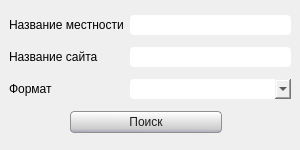
Above: view/SearchForm.ui from AnyaIliyina/geo before the change. Below: the same form after it.
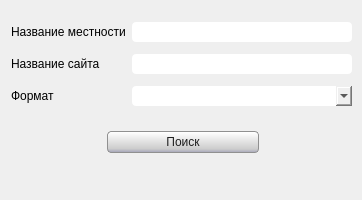
That is the form after the change.

Patch:
```diff
--- a/view/SearchForm.ui
+++ b/view/SearchForm.ui
@@ -6,27 +6,46 @@
    <rect>
     <x>0</x>
     <y>0</y>
-    <width>300</width>
-    <height>150</height>
+    <width>362</width>
+    <height>200</height>
    </rect>
   </property>
   <property name="minimumSize">
    <size>
-    <width>300</width>
-    <height>150</height>
+    <width>362</width>
+    <height>200</height>
    </size>
   </property>
-  <property name="font">
-   <font>
-    <pointsize>9</pointsize>
-   </font>
+  <property name="maximumSize">
+   <size>
+    <width>362</width>
+    <height>200</height>
+   </size>
   </property>
   <property name="windowTitle">
    <string>Поиск</string>
   </property>
   <widget class="QWidget" name="dockWidgetContents">
-   <layout class="QGridLayout" name="gridLayout">
-    <item row="0" column="0" colspan="2">
+   <widget class="QWidget" name="">
+    <property name="geometry">
+     <rect>
+      <x>11</x>
+      <y>10</y>
+      <width>341</width>
+      <height>108</height>
+     </rect>
+    </property>
+    <layout class="QFormLayout" name="formLayout">
+     <property name="verticalSpacing">
+      <number>12</number>
+     </property>
+     <property name="topMargin">
+      <number>12</number>
+     </property>
+     <property name="bottomMargin">
+      <number>12</number>
+     </property>
+     <item row="0" column="0">
      <widget class="QLabel" name="label">
       <property name="font">
        <font>
@@ -38,7 +57,7 @@
       </property>
      </widget>
     </item>
-    <item row="0" column="2">
+     <item row="0" column="1">
      <widget class="QLineEdit" name="textGeo">
       <property name="font">
        <font>
@@ -56,7 +75,7 @@
       </property>
      </widget>
     </item>
-    <item row="1" column="0" colspan="2">
+     <item row="1" column="0">
      <widget class="QLabel" name="label_2">
       <property name="font">
        <font>
@@ -68,7 +87,7 @@
       </property>
      </widget>
     </item>
-    <item row="1" column="2">
+     <item row="1" column="1">
      <widget class="QLineEdit" name="textURL">
       <property name="font">
        <font>
@@ -98,7 +117,7 @@
       </property>
      </widget>
     </item>
-    <item row="2" column="2">
+     <item row="2" column="1">
      <widget class="QComboBox" name="comboBox">
       <property name="font">
        <font>
@@ -135,7 +154,32 @@
       </item>
      </widget>
     </item>
-    <item row="3" column="1" colspan="2">
+    </layout>
+   </widget>
+   <widget class="QWidget" name="">
+    <property name="geometry">
+     <rect>
+      <x>60</x>
+      <y>130</y>
+      <width>246</width>
+      <height>24</height>
+     </rect>
+    </property>
+    <layout class="QHBoxLayout" name="horizontalLayout">
+     <item>
+      <spacer name="horizontalSpacer">
+       <property name="orientation">
+        <enum>Qt::Horizontal</enum>
+       </property>
+       <property name="sizeHint" stdset="0">
+        <size>
+         <width>40</width>
+         <height>20</height>
+        </size>
+       </property>
+      </spacer>
+     </item>
+     <item>
      <widget class="QPushButton" name="btnSearch">
       <property name="palette">
        <palette>
@@ -745,10 +789,21 @@
       </property>
      </widget>
     </item>
-   </layout>
-   <zorder>btnSearch</zorder>
-   <zorder>label</zorder>
-   <zorder>textGeo</zorder>
+     <item>
+      <spacer name="horizontalSpacer_2">
+       <property name="orientation">
+        <enum>Qt::Horizontal</enum>
+       </property>
+       <property name="sizeHint" stdset="0">
+        <size>
+         <width>40</width>
+         <height>20</height>
+        </size>
+       </property>
+      </spacer>
+     </item>
+    </layout>
+   </widget>
   </widget>
  </widget>
  <resources/>
```
Lines whose indentation alone changed are shown as unchanged.
